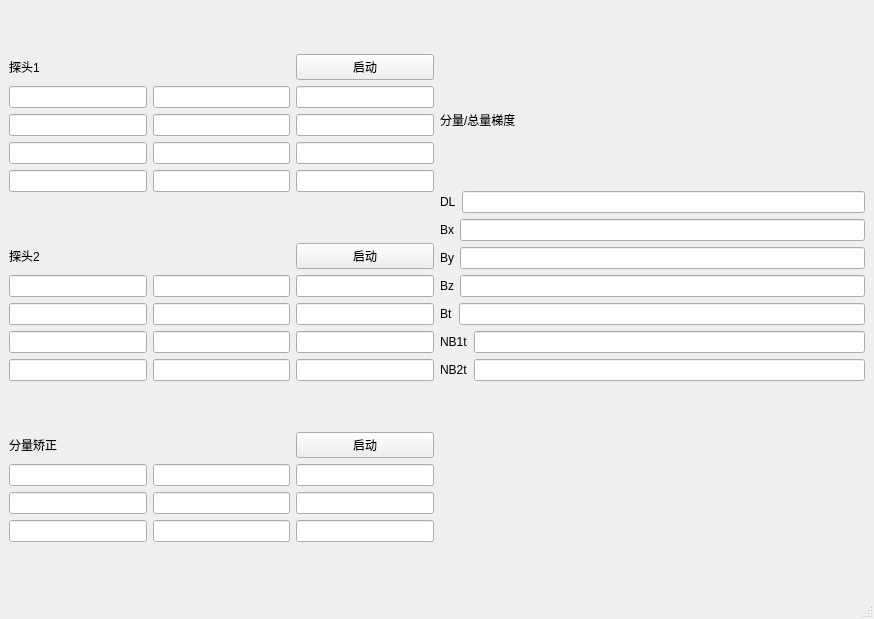
The window that project_03/src/correctui.ui (ProOnmountain/AmateurProject) describes before a commit, drawn with Qt 5.
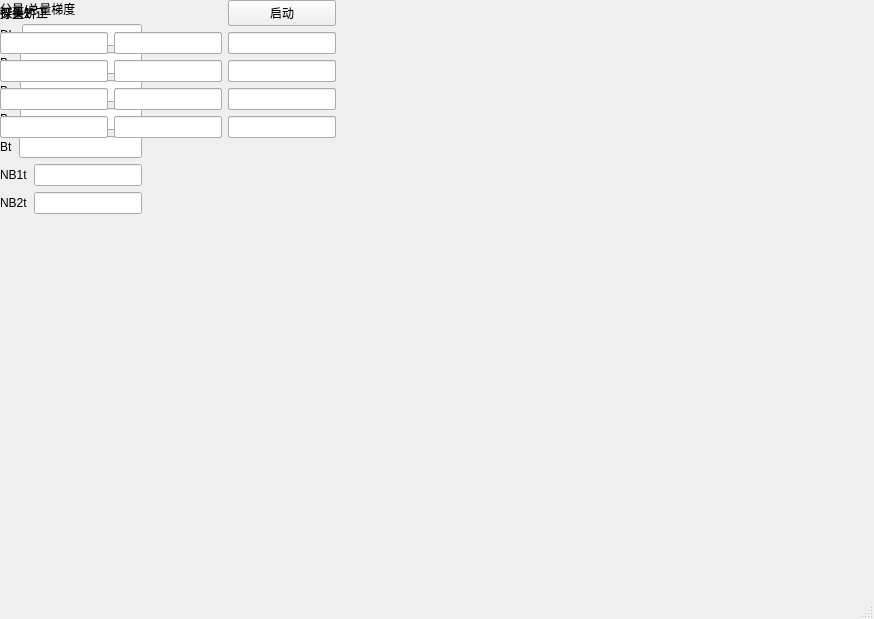
The same window after the commit.

What changed in the file:
```diff
--- a/project_03/src/correctui.ui
+++ b/project_03/src/correctui.ui
@@ -14,62 +14,7 @@
    <string>矫正界面</string>
   </property>
   <widget class="QWidget" name="centralwidget">
-   <layout class="QGridLayout" name="gridLayout_4">
-    <item row="0" column="0">
-     <layout class="QGridLayout" name="gridLayout">
-      <item row="0" column="0">
-       <widget class="QLabel" name="label">
-        <property name="text">
-         <string>探头1</string>
-        </property>
-       </widget>
-      </item>
-      <item row="1" column="0">
-       <widget class="QLineEdit" name="lineEdit_1_M11"/>
-      </item>
-      <item row="1" column="1">
-       <widget class="QLineEdit" name="lineEdit_1_M12"/>
-      </item>
-      <item row="1" column="2">
-       <widget class="QLineEdit" name="lineEdit_1_M13"/>
-      </item>
-      <item row="2" column="0">
-       <widget class="QLineEdit" name="lineEdit_1_M21"/>
-      </item>
-      <item row="2" column="1">
-       <widget class="QLineEdit" name="lineEdit_1_M22"/>
-      </item>
-      <item row="2" column="2">
-       <widget class="QLineEdit" name="lineEdit_1_M23"/>
-      </item>
-      <item row="3" column="0">
-       <widget class="QLineEdit" name="lineEdit_1_M31"/>
-      </item>
-      <item row="3" column="1">
-       <widget class="QLineEdit" name="lineEdit_1_M32"/>
-      </item>
-      <item row="3" column="2">
-       <widget class="QLineEdit" name="lineEdit_1_M33"/>
-      </item>
-      <item row="4" column="0">
-       <widget class="QLineEdit" name="lineEdit_1_x"/>
-      </item>
-      <item row="4" column="1">
-       <widget class="QLineEdit" name="lineEdit_1_y"/>
-      </item>
-      <item row="4" column="2">
-       <widget class="QLineEdit" name="lineEdit_1_z"/>
-      </item>
-      <item row="0" column="2">
-       <widget class="QPushButton" name="pushButton_start1">
-        <property name="text">
-         <string>启动</string>
-        </property>
-       </widget>
-      </item>
-     </layout>
-    </item>
-    <item row="0" column="1" rowspan="2">
+   <widget class="QWidget" name="">
      <layout class="QVBoxLayout" name="verticalLayout">
       <item>
        <widget class="QLabel" name="label_4">
@@ -177,8 +122,8 @@
        </layout>
       </item>
      </layout>
-    </item>
-    <item row="1" column="0">
+   </widget>
+   <widget class="QWidget" name="">
      <layout class="QGridLayout" name="gridLayout_2">
       <item row="0" column="0">
        <widget class="QLabel" name="label_2">
@@ -231,8 +176,8 @@
        </widget>
       </item>
      </layout>
-    </item>
-    <item row="2" column="0">
+   </widget>
+   <widget class="QWidget" name="">
      <layout class="QGridLayout" name="gridLayout_3">
       <item row="3" column="0">
        <widget class="QLineEdit" name="lineEdit_3_M31"/>
@@ -276,39 +221,61 @@
        </widget>
       </item>
      </layout>
-    </item>
-   </layout>
-   <zorder>label</zorder>
-   <zorder>lineEdit_1_M11</zorder>
-   <zorder>lineEdit_1_M12</zorder>
-   <zorder>lineEdit_1_M13</zorder>
-   <zorder>lineEdit_1_M21</zorder>
-   <zorder>lineEdit_1_M22</zorder>
-   <zorder>lineEdit_1_M23</zorder>
-   <zorder>lineEdit_1_M31</zorder>
-   <zorder>lineEdit_1_M32</zorder>
-   <zorder>lineEdit_1_M33</zorder>
-   <zorder>lineEdit_1_x</zorder>
-   <zorder>lineEdit_1_y</zorder>
-   <zorder>lineEdit_1_z</zorder>
-   <zorder>layoutWidget</zorder>
-   <zorder>layoutWidget</zorder>
-   <zorder>label_4</zorder>
-   <zorder>label_5</zorder>
-   <zorder>label_6</zorder>
-   <zorder>label_7</zorder>
-   <zorder>label_8</zorder>
-   <zorder>label_9</zorder>
-   <zorder>label_10</zorder>
-   <zorder>label_11</zorder>
-   <zorder>lineEdit_Dl</zorder>
-   <zorder>lineEdit_Bx</zorder>
-   <zorder>lineEdit_By</zorder>
-   <zorder>lineEdit_Bz</zorder>
-   <zorder>lineEdit_Bt</zorder>
-   <zorder>lineEdit_NB1t</zorder>
-   <zorder>lineEdit_NB2t</zorder>
-   <zorder>label_4</zorder>
+   </widget>
+   <widget class="QWidget" name="">
+    <layout class="QGridLayout" name="gridLayout">
+     <item row="0" column="0">
+      <widget class="QLabel" name="label">
+       <property name="text">
+        <string>探头1</string>
+       </property>
+      </widget>
+     </item>
+     <item row="1" column="0">
+      <widget class="QLineEdit" name="lineEdit_1_M11"/>
+     </item>
+     <item row="1" column="1">
+      <widget class="QLineEdit" name="lineEdit_1_M12"/>
+     </item>
+     <item row="1" column="2">
+      <widget class="QLineEdit" name="lineEdit_1_M13"/>
+     </item>
+     <item row="2" column="0">
+      <widget class="QLineEdit" name="lineEdit_1_M21"/>
+     </item>
+     <item row="2" column="1">
+      <widget class="QLineEdit" name="lineEdit_1_M22"/>
+     </item>
+     <item row="2" column="2">
+      <widget class="QLineEdit" name="lineEdit_1_M23"/>
+     </item>
+     <item row="3" column="0">
+      <widget class="QLineEdit" name="lineEdit_1_M31"/>
+     </item>
+     <item row="3" column="1">
+      <widget class="QLineEdit" name="lineEdit_1_M32"/>
+     </item>
+     <item row="3" column="2">
+      <widget class="QLineEdit" name="lineEdit_1_M33"/>
+     </item>
+     <item row="4" column="0">
+      <widget class="QLineEdit" name="lineEdit_1_x"/>
+     </item>
+     <item row="4" column="1">
+      <widget class="QLineEdit" name="lineEdit_1_y"/>
+     </item>
+     <item row="4" column="2">
+      <widget class="QLineEdit" name="lineEdit_1_z"/>
+     </item>
+     <item row="0" column="2">
+      <widget class="QPushButton" name="pushButton_start1">
+       <property name="text">
+        <string>启动</string>
+       </property>
+      </widget>
+     </item>
+    </layout>
+   </widget>
    <zorder></zorder>
   </widget>
   <widget class="QMenuBar" name="menubar">
```
Lines whose indentation alone changed are shown as unchanged.
